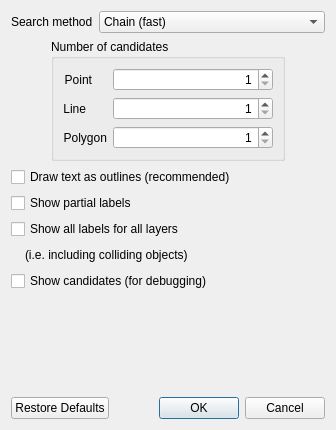
Above: src/ui/qgslabelengineconfigdialog.ui from carsmie/QGIS before the change. Below: the same form after it.
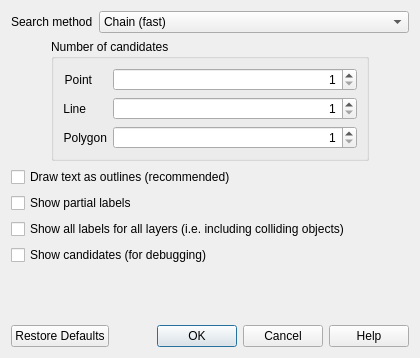
That is the form after the change.

Commit message: Add Help button and some fixes to automated placement widget

Diff of the .ui file:
```diff
--- a/src/ui/qgslabelengineconfigdialog.ui
+++ b/src/ui/qgslabelengineconfigdialog.ui
@@ -6,16 +6,10 @@
    <rect>
     <x>0</x>
     <y>0</y>
-    <width>336</width>
-    <height>430</height>
+    <width>420</width>
+    <height>358</height>
    </rect>
   </property>
-  <property name="minimumSize">
-   <size>
-    <width>336</width>
-    <height>0</height>
-   </size>
-  </property>
   <property name="windowTitle">
    <string>Automated Placement Engine</string>
   </property>
@@ -215,76 +209,34 @@
      <property name="verticalSpacing">
       <number>6</number>
      </property>
-     <item row="3" column="2">
-      <spacer name="horizontalSpacer_4">
-       <property name="orientation">
-        <enum>Qt::Horizontal</enum>
-       </property>
-       <property name="sizeHint" stdset="0">
-        <size>
-         <width>0</width>
-         <height>20</height>
-        </size>
-       </property>
-      </spacer>
-     </item>
-     <item row="4" column="0" colspan="3">
+     <item row="3" column="0">
       <widget class="QCheckBox" name="chkShowCandidates">
        <property name="text">
         <string>Show candidates (for debugging)</string>
        </property>
       </widget>
      </item>
-     <item row="3" column="1">
-      <widget class="QLabel" name="label_6">
-       <property name="sizePolicy">
-        <sizepolicy hsizetype="Maximum" vsizetype="Preferred">
-         <horstretch>0</horstretch>
-         <verstretch>0</verstretch>
-        </sizepolicy>
-       </property>
-       <property name="text">
-        <string>(i.e. including colliding objects)</string>
-       </property>
-      </widget>
-     </item>
-     <item row="2" column="0" colspan="3">
+     <item row="2" column="0">
       <widget class="QCheckBox" name="chkShowAllLabels">
        <property name="sizePolicy">
-        <sizepolicy hsizetype="Maximum" vsizetype="Fixed">
+        <sizepolicy hsizetype="Preferred" vsizetype="Fixed">
          <horstretch>0</horstretch>
          <verstretch>0</verstretch>
         </sizepolicy>
        </property>
        <property name="text">
-        <string>Show all labels for all layers</string>
+        <string>Show all labels for all layers (i.e. including colliding objects)</string>
        </property>
       </widget>
      </item>
-     <item row="3" column="0">
-      <spacer name="horizontalSpacer_3">
-       <property name="orientation">
-        <enum>Qt::Horizontal</enum>
-       </property>
-       <property name="sizeType">
-        <enum>QSizePolicy::Fixed</enum>
-       </property>
-       <property name="sizeHint" stdset="0">
-        <size>
-         <width>8</width>
-         <height>8</height>
-        </size>
-       </property>
-      </spacer>
-     </item>
-     <item row="0" column="0" colspan="3">
+     <item row="0" column="0">
       <widget class="QCheckBox" name="mDrawOutlinesChkBox">
        <property name="text">
         <string>Draw text as outlines (recommended)</string>
        </property>
       </widget>
      </item>
-     <item row="1" column="0" colspan="3">
+     <item row="1" column="0">
       <widget class="QCheckBox" name="chkShowPartialsLabels">
        <property name="text">
         <string>Show partial labels</string>
@@ -312,7 +264,7 @@
       <enum>Qt::Horizontal</enum>
      </property>
      <property name="standardButtons">
-      <set>QDialogButtonBox::Cancel|QDialogButtonBox::Ok|QDialogButtonBox::RestoreDefaults</set>
+      <set>QDialogButtonBox::Cancel|QDialogButtonBox::Help|QDialogButtonBox::Ok|QDialogButtonBox::RestoreDefaults</set>
      </property>
     </widget>
    </item>
```
Left out of the diff: 3 changed lines with no effect on the pictures. The commit also changes 2 other files.
